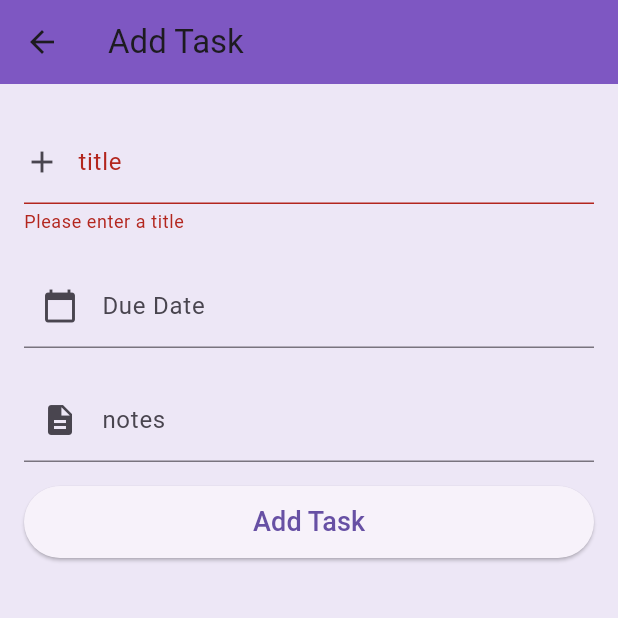
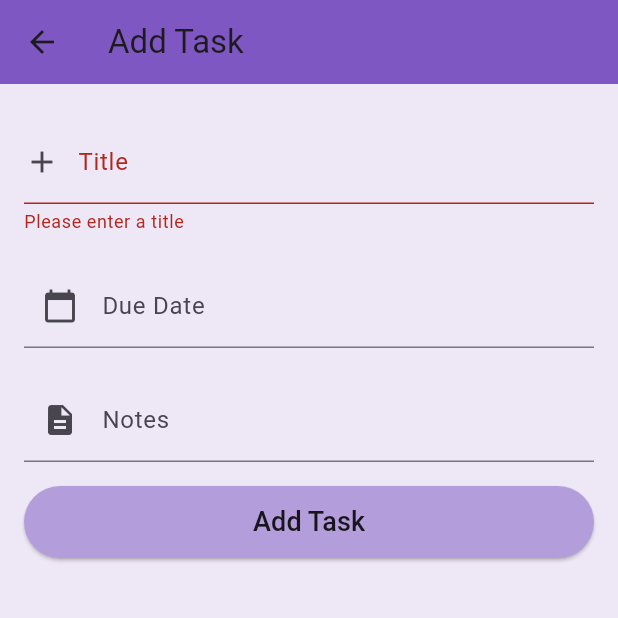
Before and after one commit to BS23-Flutter-Bootcamp/flutter_task_manager, a Flutter app: the screen it shows after launch, after a tap on the "add" icon, after a tap on "Add Task", on a phone screen of 412 x 824 dp, the top half of it. Run offline on Flutter 3.47's test engine with Material 3 defaults, Android fonts, the phone set to English and light mode, and no system bars; our stand-ins replace go_router, lottie, sqflite; accounts and stored records are empty.

Commit message:
Implement add task functionality with persistent data storage using sqf_lite

```diff
--- a/lib/main.dart
+++ b/lib/main.dart
@@ -1,7 +1,8 @@
 import 'package:flutter/material.dart';
 import 'package:flutter_task_manager/routes/app_route.dart';
 
-void main() {
+
+Future<void> main() async {
   runApp(const MainApp());
 }
 
--- /dev/null
+++ b/lib/model/repositories/task_repository.dart
@@ -0,0 +1,23 @@
+import 'package:flutter_task_manager/model/task.dart';
+
+import '../services/database_service.dart';
+
+class TaskRepository {
+  final DatabaseService _databaseService = DatabaseService();
+
+  Future<void> addTask(Task task) async {
+    await _databaseService.insertTask(task);
+  }
+
+  Future<List<Task>> getTasks() async {
+    return await _databaseService.getTasks();
+  }
+
+  Future<void> updateTask(Task task) async {
+    await _databaseService.updateTask(task);
+  }
+
+  Future<void> deleteTask(int id) async {
+    await _databaseService.deleteTask(id);
+  }
+}
--- /dev/null
+++ b/lib/model/services/database_service.dart
@@ -0,0 +1,116 @@
+import 'package:flutter_task_manager/model/task.dart';
+import 'package:sqflite/sqflite.dart';
+import 'package:path/path.dart';
+
+
+class DatabaseService {
+  static Database? _database;
+  static const String _databaseName = 'tasks.db';
+  static const String _tableName = 'tasks';
+  static const int _version = 1;
+
+  factory DatabaseService() => _instance;
+  static final DatabaseService _instance = DatabaseService._internal();
+  DatabaseService._internal();
+
+  Future<Database> get database async {
+    if (_database != null) {
+      return _database!;
+    }
+    _database = await _initDatabase();
+    return _database!;
+  }
+
+  Future<Database> _initDatabase() async {
+    try {
+      final String path = join(await getDatabasesPath(), _databaseName);
+      return await openDatabase(
+        path,
+        version: _version,
+        onCreate: (db, version) async {
+          await db.execute('''
+            CREATE TABLE $_tableName (
+              id INTEGER PRIMARY KEY AUTOINCREMENT,
+              title TEXT NOT NULL,
+              description TEXT,
+              dueDate TEXT,
+              isCompleted INTEGER NOT NULL
+            )
+          ''');
+        },
+        onUpgrade: (db, oldVersion, newVersion) async {
+          if (oldVersion < 2) {
+            await db.execute('DROP TABLE IF EXISTS $_tableName');
+            await db.execute('''
+              CREATE TABLE $_tableName (
+                id INTEGER PRIMARY KEY AUTOINCREMENT,
+                title TEXT NOT NULL,
+                description TEXT,
+                dueDate TEXT,
+                isCompleted INTEGER NOT NULL
+              )
+            ''');
+          }
+        },
+      );
+    } catch (e) {
+      rethrow;
+    }
+  }
+
+  Future<void> insertTask(Task task) async {
+    try {
+      final db = await database;
+      await db.insert(_tableName, task.toMap(), conflictAlgorithm: ConflictAlgorithm.replace);
+    } catch (e) {
+      rethrow;
+    }
+  }
+
+  Future<List<Task>> getTasks() async {
+    try {
+      final db = await database;
+      final List<Map<String, dynamic>> maps = await db.query(_tableName);
+      return List.generate(maps.length, (i) => Task.fromMap(maps[i]));
+    } catch (e) {
+      rethrow;
+    }
+  }
+
+  Future<void> updateTask(Task task) async {
+    try {
+      final db = await database;
+      await db.update(
+        _tableName,
+        task.toMap(),
+        where: 'id = ?',
+        whereArgs: [task.id],
+      );
+    } catch (e) {
+      rethrow;
+    }
+  }
+
+  Future<void> deleteTask(int id) async {
+    try {
+      final db = await database;
+      await db.delete(
+        _tableName,
+        where: 'id = ?',
+        whereArgs: [id],
+      );
+    } catch (e) {
+      rethrow;
+    }
+  }
+
+  Future<void> close() async {
+    try {
+      final db = await database;
+      await db.close();
+      _database = null;
+    } catch (e) {
+      rethrow;
+    }
+  }
+}
--- /dev/null
+++ b/lib/model/task.dart
@@ -0,0 +1,35 @@
+class Task {
+  final int? id;
+  final String title;
+  final String? description;
+  final DateTime? dueDate;
+  final bool isCompleted;
+
+  Task({
+    this.id,
+    required this.title,
+    this.description,
+    this.dueDate,
+    this.isCompleted = false,
+  });
+
+  Map<String, dynamic> toMap() {
+    return {
+      'id': id,
+      'title': title,
+      'description': description,
+      'dueDate': dueDate?.toIso8601String(),
+      'isCompleted': isCompleted ? 1 : 0,
+    };
+  }
+
+  factory Task.fromMap(Map<String, dynamic> map) {
+    return Task(
+      id: map['id'],
+      title: map['title'],
+      description: map['description'],
+      dueDate: map['dueDate'] != null ? DateTime.parse(map['dueDate']) : null,
+      isCompleted: map['isCompleted'] == 1,
+    );
+  }
+}
--- a/lib/view/add_task_screen.dart
+++ b/lib/view/add_task_screen.dart
@@ -1,5 +1,7 @@
 import 'package:flutter/material.dart';
-import 'package:flutter_task_manager/routes/app_route_name.dart';
+import 'package:flutter_task_manager/viewmodel/add_task_view_model.dart';
+import 'package:provider/provider.dart';
+import '../../routes/app_route_name.dart';
 import 'package:go_router/go_router.dart';
 
 class AddTaskScreen extends StatefulWidget {
@@ -13,23 +15,35 @@ class AddTaskScreenState extends State<AddTaskScreen> {
   final _formKey = GlobalKey<FormState>();
   final _titleController = TextEditingController();
   final _descriptionController = TextEditingController();
-  final _dateController = TextEditingController();
 
   @override
   void dispose() {
     _titleController.dispose();
     _descriptionController.dispose();
-    _dateController.dispose();
     super.dispose();
+  }
+
+  Future<void> _selectDate(BuildContext context, AddTaskViewModel viewModel) async {
+    final DateTime? picked = await showDatePicker(
+      context: context,
+      initialDate: viewModel.selectedDate ?? DateTime.now(),
+      firstDate: DateTime(2000),
+      lastDate: DateTime(2101),
+    );
+    if (picked != null) {
+      viewModel.setSelectedDate(picked);
+    }
   }
 
   @override
   Widget build(BuildContext context) {
-    return Scaffold(
+    return ChangeNotifierProvider(
+      create: (_) => AddTaskViewModel(),
+      child: Scaffold(
         appBar: AppBar(
           title: const Text('Add Task'),
           leading: IconButton(
-          icon: Icon(Icons.arrow_back),
+            icon: const Icon(Icons.arrow_back),
             onPressed: () {
               if (context.canPop()) {
                 context.pop();
@@ -43,14 +57,16 @@ class AddTaskScreenState extends State<AddTaskScreen> {
           padding: const EdgeInsets.symmetric(horizontal: 16.0, vertical: 24.0),
           child: Form(
             key: _formKey,
-          child: Column(
+            child: Consumer<AddTaskViewModel>(
+              builder: (context, viewModel, child) {
+                return Column(
                   crossAxisAlignment: CrossAxisAlignment.stretch,
                   children: [
                     TextFormField(
                       controller: _titleController,
                       decoration: InputDecoration(
-                  prefixIcon: Padding(
-                    padding: const EdgeInsets.only(right: 8.0),
+                        prefixIcon: const Padding(
+                          padding: EdgeInsets.only(right: 8.0),
                           child: Icon(Icons.add, size: 24),
                         ),
                         prefixIconConstraints: const BoxConstraints(
@@ -58,10 +74,11 @@ class AddTaskScreenState extends State<AddTaskScreen> {
                           minHeight: 24,
                         ),
                         hintText: 'Add task',
-                  labelText: 'title',
+                        labelText: 'Title',
                         focusedBorder: UnderlineInputBorder(
-                    borderSide: BorderSide(color: Colors.deepPurpleAccent),
+                          borderSide: BorderSide(color: Theme.of(context).primaryColor),
                         ),
+                        errorText: viewModel.errorMessage,
                       ),
                       validator: (value) {
                         if (value == null || value.isEmpty) {
@@ -72,41 +89,61 @@ class AddTaskScreenState extends State<AddTaskScreen> {
                     ),
                     const SizedBox(height: 20),
                     TextFormField(
-                controller: _dateController,
+                      readOnly: true,
                       decoration: InputDecoration(
                         labelText: 'Due Date',
-                  hintText: 'YYYY-MM-DD',
-                  prefixIcon: Icon(Icons.calendar_today),
+                        hintText: viewModel.selectedDate == null
+                            ? 'YYYY-MM-DD'
+                            : '${viewModel.selectedDate!.toLocal()}'.split(' ')[0],
+                        prefixIcon: const Icon(Icons.calendar_today),
                       ),
-                onTap: () {},
+                      onTap: () => _selectDate(context, viewModel),
                     ),
                     const SizedBox(height: 20),
                     TextFormField(
                       controller: _descriptionController,
-                decoration: InputDecoration(
+                      decoration: const InputDecoration(
                         prefixIcon: Icon(Icons.description),
-                  labelText: 'notes',
+                        labelText: 'Notes',
                         hintText: 'Add description',
                       ),
                     ),
                     const SizedBox(height: 16),
-
                     ElevatedButton(
                       style: ElevatedButton.styleFrom(
                         minimumSize: const Size(double.infinity, 48),
+                        backgroundColor: Theme.of(context).primaryColor,
                       ),
-                onPressed: () {
+                      onPressed: () async {
                         if (_formKey.currentState!.validate()) {
-                    if (context.canPop()) {
-                      context.pop();
-                    } else {
+                          final success = await viewModel.addTask(
+                            _titleController.text,
+                            _descriptionController.text.isEmpty
+                                ? null
+                                : _descriptionController.text,
+                            viewModel.selectedDate,
+                          );
+                          if (success) {
+                            _titleController.clear();
+                            _descriptionController.clear();
+                            if (context.mounted) {
                               context.go(RouteNames.taskListScreen);
                             }
                           }
+                        }
                       },
-                child: const Text('Add Task', style: TextStyle(fontSize: 18)),
+                      child: Text(
+                        'Add Task',
+                        style: TextStyle(
+                          fontSize: 18,
+                          color: Theme.of(context).iconTheme.color,
+                        ),
+                      ),
                     ),
                   ],
+                );
+              },
+            ),
           ),
         ),
       ),
--- a/lib/view/splash_screen.dart
+++ b/lib/view/splash_screen.dart
@@ -10,11 +10,7 @@ class SplashScreen extends StatelessWidget {
   Widget build(BuildContext context) {
     Future.delayed(const Duration(seconds: 2), () {
       if (context.mounted) {
-        try {
           context.go(RouteNames.taskListScreen);
-        } catch (e) {
-          debugPrint('Navigation error: $e');
-        }
       }
     });
 
--- a/lib/view/task_list_screen.dart
+++ b/lib/view/task_list_screen.dart
@@ -1,14 +1,18 @@
 import 'package:flutter/material.dart';
-import 'package:flutter_task_manager/routes/app_route_name.dart';
+import 'package:flutter_task_manager/viewmodel/task_list_view_model.dart';
+import 'package:provider/provider.dart';
+import 'package:intl/intl.dart';
+import '../../routes/app_route_name.dart';
 import 'package:go_router/go_router.dart';
-import 'package:intl/intl.dart';
 
 class TaskListScreen extends StatelessWidget {
   const TaskListScreen({super.key});
 
   @override
   Widget build(BuildContext context) {
-    return Scaffold(
+    return ChangeNotifierProvider(
+      create: (_) => TaskListViewModel()..fetchTasks(),
+      child: Scaffold(
         appBar: AppBar(
           centerTitle: true,
           title: Text(
@@ -18,15 +22,24 @@ class TaskListScreen extends StatelessWidget {
             ),
           ),
         ),
-      body: ListView.builder(
-        itemCount: 6,
+        body: Consumer<TaskListViewModel>(
+          builder: (context, viewModel, child) {
+            final tasks = viewModel.tasks;
+            return tasks.isEmpty
+                ? const Center(child: Text('No tasks available'))
+                : ListView.builder(
+                  itemCount: tasks.length,
                   itemBuilder: (context, index) {
+                    final task = tasks[index];
                     return Card(
                       color:
-                index % 2 == 0
+                          task.isCompleted
                               ? Theme.of(context).scaffoldBackgroundColor
                               : Theme.of(context).cardColor,
-            margin: const EdgeInsets.symmetric(vertical: 6, horizontal: 12),
+                      margin: const EdgeInsets.symmetric(
+                        vertical: 6,
+                        horizontal: 12,
+                      ),
                       elevation: 2,
                       shape: RoundedRectangleBorder(
                         borderRadius: BorderRadius.circular(14),
@@ -37,41 +50,61 @@ class TaskListScreen extends StatelessWidget {
                           horizontal: 16,
                         ),
                         onTap: () {
-                context.go(RouteNames.editTaskSceen);
+                          context.go(
+                            RouteNames.editTaskSceen,
+                            extra: task, // Pass task to edit screen
+                          );
                         },
                         leading: Checkbox(
-                value: index % 2 == 0,
-                onChanged: (value) {},
+                          value: task.isCompleted,
+                          onChanged: (value) {
+                            viewModel.toggleTaskCompletion(task);
+                          },
                           activeColor: Theme.of(context).primaryColor,
                         ),
                         title: Column(
                           crossAxisAlignment: CrossAxisAlignment.start,
                           children: [
                             Text(
-                    'Todo task $index',
-                    style: Theme.of(context).textTheme.titleMedium?.copyWith(
+                              task.title,
+                              style: Theme.of(
+                                context,
+                              ).textTheme.titleMedium?.copyWith(
                                 decoration:
-                          index % 2 == 0 ? TextDecoration.lineThrough : null,
+                                    task.isCompleted
+                                        ? TextDecoration.lineThrough
+                                        : null,
                                 color:
-                          index % 2 == 0
+                                    task.isCompleted
                                         ? Theme.of(context).primaryColor
-                              : Theme.of(context).textTheme.titleMedium?.color,
+                                        : Theme.of(
+                                          context,
+                                        ).textTheme.titleMedium?.color,
                                 fontWeight: FontWeight.w500,
                               ),
                             ),
                             const SizedBox(height: 4),
                             Text(
-                    'Todo task description for task $index',
-                    style: Theme.of(context).textTheme.bodyMedium?.copyWith(
+                              task.description ?? 'No description',
+                              style: Theme.of(
+                                context,
+                              ).textTheme.bodyMedium?.copyWith(
                                 decoration:
-                          index % 2 == 0 ? TextDecoration.lineThrough : null,
-                      color: Theme.of(context).textTheme.bodyMedium?.color,
+                                    task.isCompleted
+                                        ? TextDecoration.lineThrough
+                                        : null,
+                                color:
+                                    Theme.of(
+                                      context,
+                                    ).textTheme.bodyMedium?.color,
                               ),
                             ),
                             const SizedBox(height: 4),
                             Text(
-                    'Due Date: ${DateFormat.yMMMd().format(DateTime.now())}',
-                    style: Theme.of(context).textTheme.bodySmall?.copyWith(
+                              'Due Date: ${task.dueDate != null ? DateFormat.yMMMd().format(task.dueDate!) : 'No due date'}',
+                              style: Theme.of(
+                                context,
+                              ).textTheme.bodySmall?.copyWith(
                                 color: Theme.of(context).hintColor,
                                 fontStyle: FontStyle.italic,
                               ),
@@ -79,6 +112,8 @@ class TaskListScreen extends StatelessWidget {
                           ],
                         ),
                       ),
+                    );
+                  },
                 );
           },
         ),
@@ -89,6 +124,7 @@ class TaskListScreen extends StatelessWidget {
           backgroundColor: Theme.of(context).primaryColor,
           child: Icon(Icons.add, color: Theme.of(context).iconTheme.color),
         ),
+      ),
     );
   }
 }
--- a/pubspec.yaml
+++ b/pubspec.yaml
@@ -12,7 +12,9 @@ dependencies:
   go_router: ^14.8.1
   intl: ^0.20.2
   lottie: ^3.3.1
+  path: ^1.9.1
   provider: ^6.1.4
+  sqflite: ^2.4.2
 
 dev_dependencies:
   flutter_test:
```
Also changed, not shown: lib/viewmodel/add_task_view_model.dart (added, +44 -0 lines), lib/viewmodel/task_list_view_model.dart (added, +33 -0 lines). Lines whose indentation alone changed are shown as unchanged.
